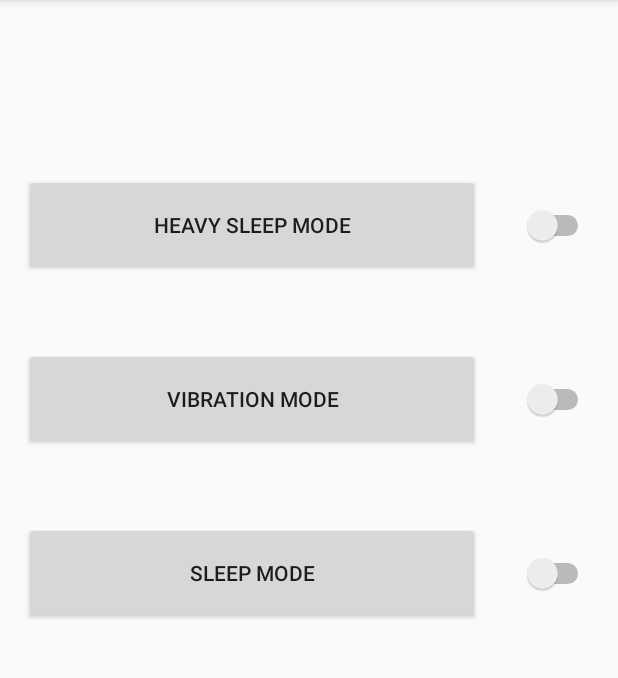
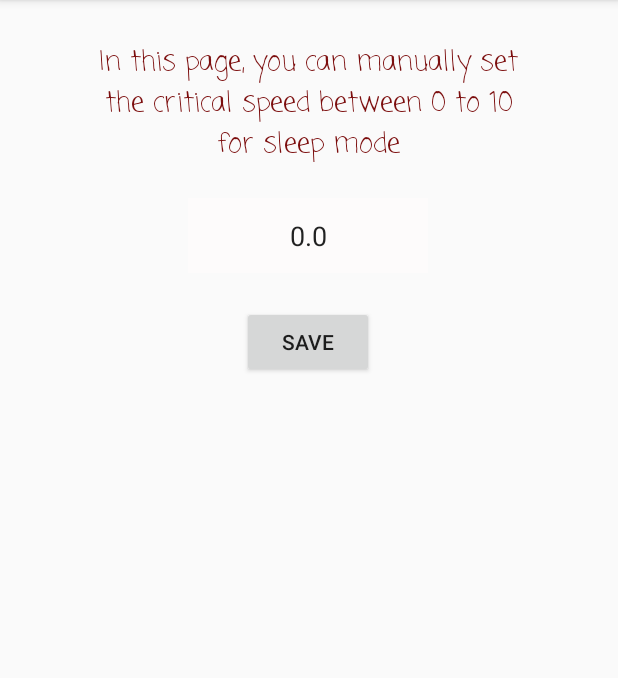
Before and after one commit to sharif-dev/HW2, an Android app: the screen it shows after launch (MainActivity before the commit, ShakeActivity after it), after a tap on "VIBRATION MODE", on a phone screen of 412 x 824 dp, the part 84-762 px from its top. Run offline under Robolectric (Android 15) with nearby library versions, the phone set to English and light mode, and no system bars.

Commit message:
Shake Detector is ready

```diff
--- a/app/src/main/AndroidManifest.xml
+++ b/app/src/main/AndroidManifest.xml
@@ -7,6 +7,7 @@
         android:required="true" />
 
     <uses-permission android:name="android.permission.VIBRATE" />
+
     <application
         android:allowBackup="true"
         android:icon="@mipmap/ic_launcher"
@@ -14,7 +15,8 @@
         android:roundIcon="@mipmap/ic_launcher_round"
         android:supportsRtl="true"
         android:theme="@style/AppTheme">
-        <activity android:name=".alarmActivity"></activity>
+        <activity android:name=".Shake.ShakeActivity"></activity>
+        <activity android:name=".alarmActivity" />
         <activity android:name=".AlertReceiverActivity" />
         <activity android:name=".heavySleepActivity" />
         <activity android:name=".sleepActivity" />
@@ -43,7 +45,7 @@
             android:enabled="true" />
         <service
             android:name=".Shake.shakeService"
-            android:enabled="true"/>
+            android:enabled="true" />
 
         <receiver
             android:name=".AlertReceiver"
--- a/app/src/main/java/com/example/sensors/MainActivity.java
+++ b/app/src/main/java/com/example/sensors/MainActivity.java
@@ -16,6 +16,7 @@ import android.widget.Button;
 import android.widget.CompoundButton;
 import android.widget.Switch;
 
+import com.example.sensors.Shake.ShakeActivity;
 import com.example.sensors.Shake.shakeService;
 
 
@@ -68,7 +69,7 @@ public class MainActivity extends AppCompatActivity {
         vibrationButton.setOnClickListener(new View.OnClickListener() {
             @Override
             public void onClick(View v) {
-                // TODO: 4/20/20
+                startActivity(new Intent(MainActivity.this, ShakeActivity.class));
             }
         });
 
--- /dev/null
+++ b/app/src/main/java/com/example/sensors/Shake/ShakeActivity.java
@@ -0,0 +1,39 @@
+package com.example.sensors.Shake;
+
+import androidx.appcompat.app.AppCompatActivity;
+
+import android.content.SharedPreferences;
+import android.os.Bundle;
+import android.view.View;
+import android.widget.Button;
+import android.widget.EditText;
+import android.widget.Toast;
+
+import com.example.sensors.R;
+
+public class ShakeActivity extends AppCompatActivity {
+    private EditText speedText;
+    public SharedPreferences sharedPreferences;
+    private Button button;
+
+    @Override
+    protected void onCreate(Bundle savedInstanceState) {
+        super.onCreate(savedInstanceState);
+        setContentView(R.layout.activity_shake);
+
+        sharedPreferences = getSharedPreferences("MySharedPref", MODE_PRIVATE);
+        speedText = (EditText) findViewById(R.id.speed);
+        speedText.setText(sharedPreferences.getString("SPEED_TEXT", "0.0"));
+        button = (Button) findViewById(R.id.shakeSave);
+
+        button.setOnClickListener(new View.OnClickListener() {
+            @Override
+            public void onClick(View v) {
+                SharedPreferences.Editor myEdit = sharedPreferences.edit();
+                myEdit.putString("SPEED_TEXT", speedText.getText().toString());
+                myEdit.apply();
+                Toast.makeText(ShakeActivity.this, "Speed saved", Toast.LENGTH_SHORT).show();
+            }
+        });
+    }
+}
--- a/app/src/main/java/com/example/sensors/Shake/shakeService.java
+++ b/app/src/main/java/com/example/sensors/Shake/shakeService.java
@@ -11,6 +11,7 @@ import android.hardware.SensorEvent;
 import android.hardware.SensorEventListener;
 import android.hardware.SensorManager;
 import android.os.IBinder;
+import com.example.sensors.R;
 
 public class shakeService extends Service implements SensorEventListener {
     private SensorManager mSensorManager;
@@ -19,6 +20,8 @@ public class shakeService extends Service implements SensorEventListener {
     private double sleepCriticalSpeed;
     public static DevicePolicyManager mDevicePolicyManager;
     public static ComponentName mComponentName;
+
+    private static final double speedBaseValue = 20;
 
     private float mAccelCurrent;
     private float mAccelLast;
@@ -31,15 +34,14 @@ public class shakeService extends Service implements SensorEventListener {
     @Override
     public void onCreate() {
         super.onCreate();
-
         sharedPreferences = getSharedPreferences("MySharedPref", MODE_PRIVATE);
-        sleepCriticalSpeed = Double.parseDouble(sharedPreferences.getString("SPEED_TEXT", "8"));
+        sleepCriticalSpeed = Double.parseDouble(sharedPreferences.getString("SPEED_TEXT", getString(R.string.vibDefVal)));
 
         mSensorManager = (SensorManager) getSystemService(Context.SENSOR_SERVICE);
         mAccelerometer = mSensorManager.getDefaultSensor(Sensor.TYPE_ACCELEROMETER);
 
-        mAccelCurrent = 9.80999660f;
-        mAccelLast = 9.80999660f;
+        mAccelCurrent = 0;
+        mAccelLast = 0;
     }
 
     @Override
@@ -62,14 +64,22 @@ public class shakeService extends Service implements SensorEventListener {
     @Override
     public void onSensorChanged(SensorEvent event) {
         if(event.sensor.getType() == Sensor.TYPE_ACCELEROMETER){
+            sleepCriticalSpeed = Double.parseDouble(sharedPreferences.getString("SPEED_TEXT", getString(R.string.vibDefVal)));
+
             float x = event.values[0];
             float y = event.values[1];
             float z = event.values[2];
-            mAccelLast = mAccelCurrent;
-            mAccelCurrent = (float) Math.sqrt((double) (x*x + y*y + z*z));
+
+            float now = (float) Math.sqrt(x*x + y*y + z*z);
+
+            if(mAccelLast == 0 && mAccelCurrent == 0){
+                mAccelLast = now;
+            }else{
+                mAccelLast = mAccelCurrent;
+            }
+            mAccelCurrent = now;
             float delta = mAccelCurrent - mAccelLast;
-
-            if (Math.abs(delta * 1000000) >= sleepCriticalSpeed) {
+            if (Math.abs(delta) >= speedBaseValue + sleepCriticalSpeed) {
                 if (mDevicePolicyManager != null) {
                     mDevicePolicyManager.lockNow();
                 } else {
--- /dev/null
+++ b/app/src/main/res/layout/activity_shake.xml
@@ -0,0 +1,59 @@
+<?xml version="1.0" encoding="utf-8"?>
+<androidx.constraintlayout.widget.ConstraintLayout xmlns:android="http://schemas.android.com/apk/res/android"
+    xmlns:app="http://schemas.android.com/apk/res-auto"
+    xmlns:tools="http://schemas.android.com/tools"
+    android:layout_width="match_parent"
+    android:layout_height="match_parent"
+    tools:context=".Shake.ShakeActivity">
+    <TextView
+        android:id="@+id/shakeTextView"
+        android:layout_width="280dp"
+        android:layout_height="80dp"
+        android:layout_marginStart="60dp"
+        android:layout_marginLeft="60dp"
+        android:layout_marginTop="28dp"
+        android:layout_marginEnd="60dp"
+        android:layout_marginRight="60dp"
+        android:fontFamily="casual"
+        android:gravity="center"
+        android:text="@string/vibTextView"
+        android:textColor="#7C0E0E"
+        android:textSize="18sp"
+        app:layout_constraintEnd_toEndOf="parent"
+        app:layout_constraintHorizontal_bias="0.454"
+        app:layout_constraintStart_toStartOf="parent"
+        app:layout_constraintTop_toTopOf="parent" />
+
+    <Button
+        android:id="@+id/shakeSave"
+        android:layout_width="wrap_content"
+        android:layout_height="wrap_content"
+        android:layout_marginStart="140dp"
+        android:layout_marginLeft="140dp"
+        android:layout_marginTop="96dp"
+        android:layout_marginEnd="140dp"
+        android:layout_marginRight="140dp"
+        android:text="save"
+        app:layout_constraintEnd_toEndOf="parent"
+        app:layout_constraintHorizontal_bias="0.488"
+        app:layout_constraintStart_toStartOf="parent"
+        app:layout_constraintTop_toBottomOf="@+id/shakeTextView" />
+
+    <EditText
+        android:id="@+id/speed"
+        android:layout_width="160dp"
+        android:layout_height="50dp"
+        android:layout_marginStart="80dp"
+        android:layout_marginLeft="80dp"
+        android:layout_marginTop="24dp"
+        android:layout_marginEnd="80dp"
+        android:layout_marginRight="80dp"
+        android:background="#FDFBFB"
+        android:gravity="center"
+        android:inputType="numberDecimal"
+        app:layout_constraintEnd_toEndOf="parent"
+        app:layout_constraintHorizontal_bias="0.494"
+        app:layout_constraintStart_toStartOf="parent"
+        app:layout_constraintTop_toBottomOf="@+id/shakeTextView"
+        tools:text="0" />
+</androidx.constraintlayout.widget.ConstraintLayout>
--- a/app/src/main/res/values/strings.xml
+++ b/app/src/main/res/values/strings.xml
@@ -1,5 +1,7 @@
 <resources>
     <string name="app_name">Sensors</string>
+    <string name="vibDefVal">0.0</string>
+    <string name="vibTextView">In this page, you can manually set the critical speed between 0 to 10 for sleep mode</string>
     <string-array name="numbers">
         <item>1</item>
         <item>2</item>
```
